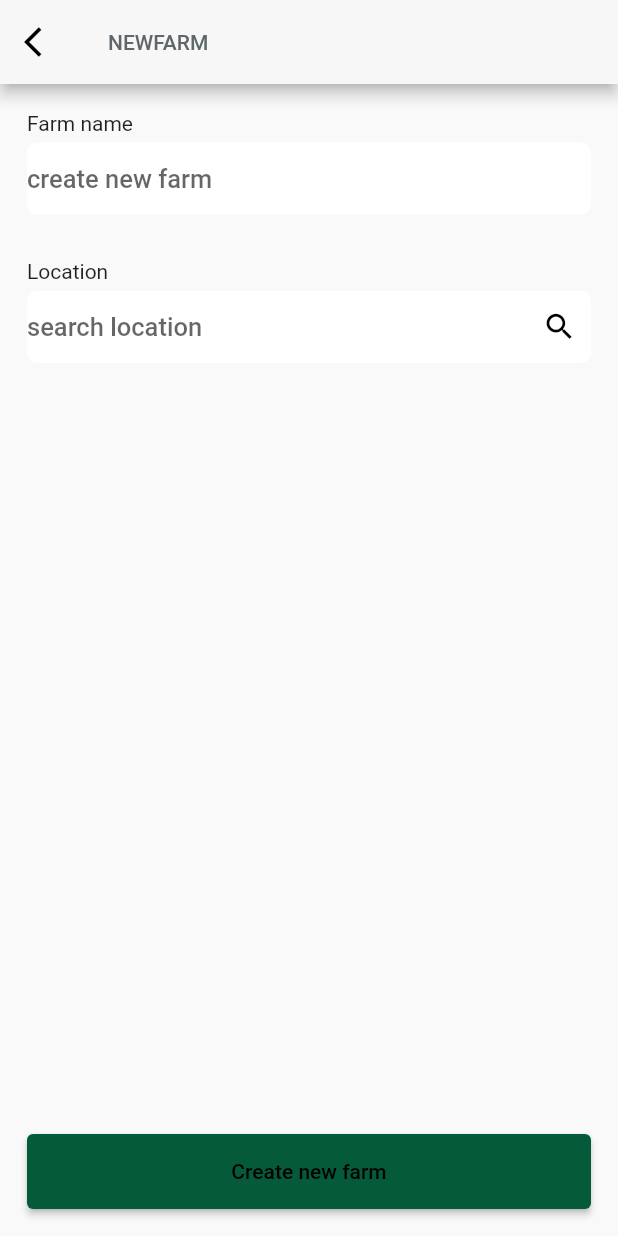
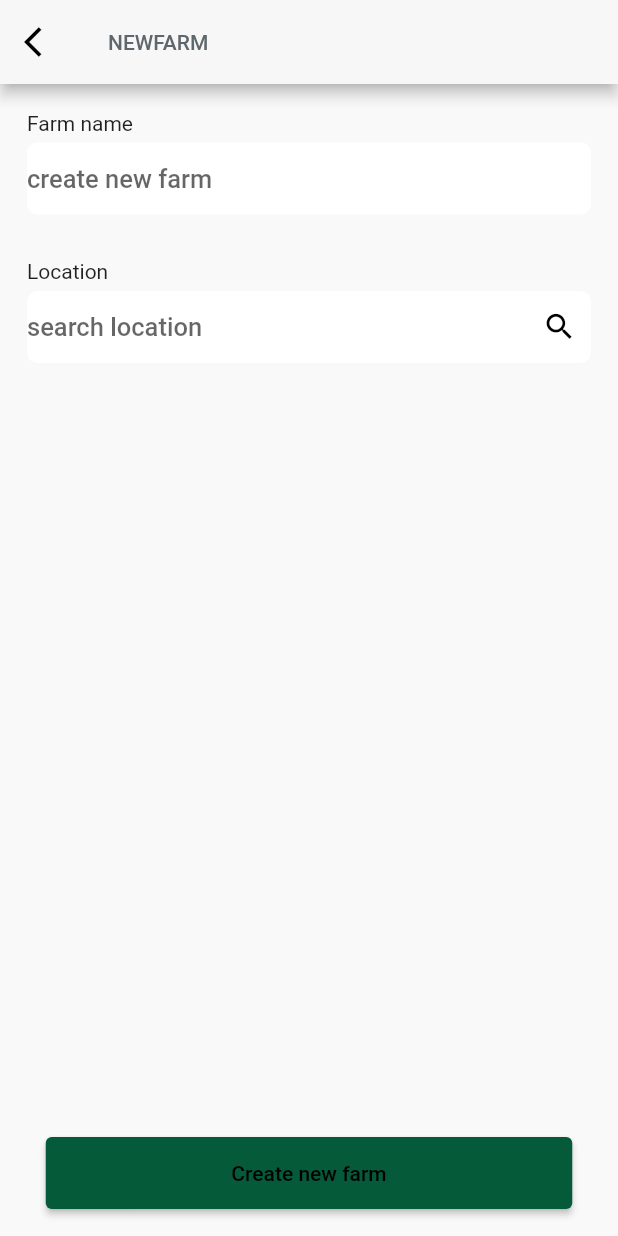
Before and after one commit to Temesgenzewude/Farm_Advisor_Android, a Flutter app: the NewFarm screen opened directly, on a phone screen of 412 x 824 dp. Run offline on Flutter 3.47's test engine with Material 2 defaults, Android fonts, the phone set to English and light mode, and no system bars; our stand-ins replace flutter_svg, get, google_fonts, google_maps_flutter, smooth_page_indicator, syncfusion_flutter_charts; missing offline and left inert: fl_country_code_picker, qr_code_scanner.

Commit message:
updated custombutton.dart

```diff
--- a/lib/presentation/reusable_widgets/custom_button.dart
+++ b/lib/presentation/reusable_widgets/custom_button.dart
@@ -9,9 +9,11 @@ class CustomButton extends StatelessWidget {
   @override
   Widget build(BuildContext context) {
     return ElevatedButton(
+
       onPressed: onTap,
       style: ElevatedButton.styleFrom(
-        minimumSize: const Size(double.infinity, 50),
+
+        minimumSize: const Size(351, 48),
         backgroundColor: color,
       ),
       child: Text(
```
